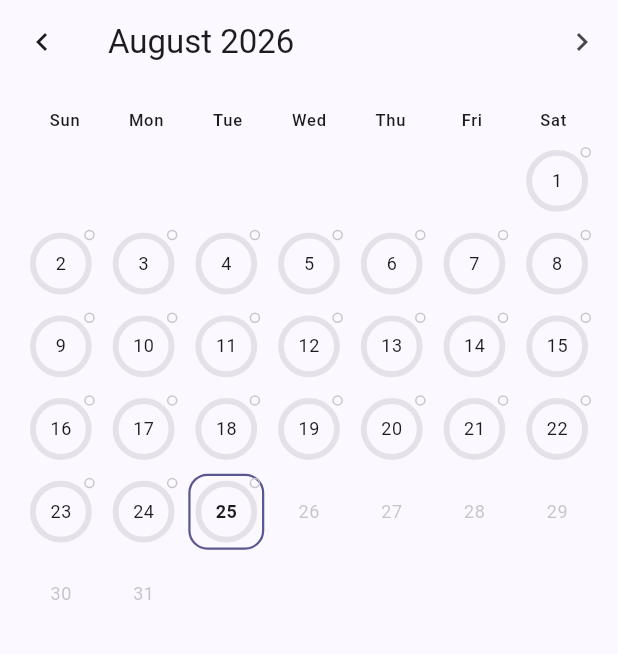
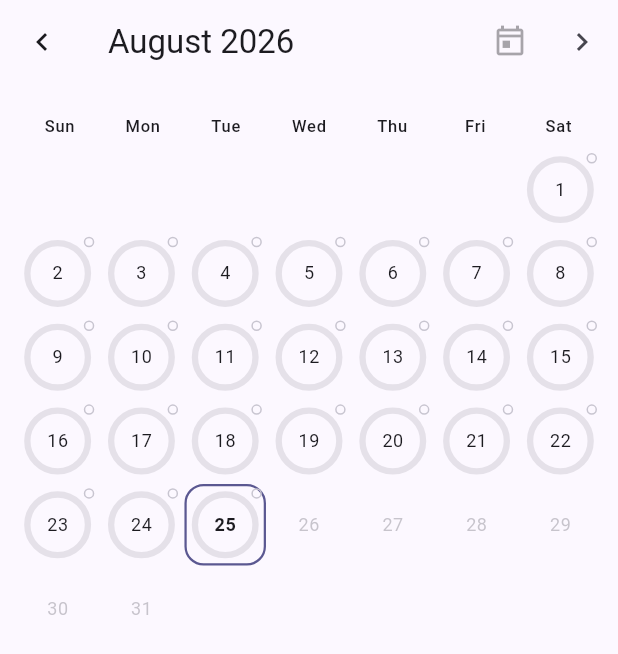
Before and after one commit to andychris/daylist, a Flutter app: the screen it shows after launch, after a tap on the "calendar month" icon, on a phone screen of 412 x 824 dp. Shown: the top 654 px of the screen. Run offline on Flutter 3.47's test engine with Material 3 defaults, Android fonts, the phone set to English and light mode, and no system bars; drawn by our look-alikes of flutter_animate; our stand-ins replace confetti, drift, drift_flutter, flutter_riverpod; accounts and stored records are empty; generated files the repository leaves out were written again.

Commit message:
Polish the calendar and add a current-streak counter
Calendar: swipe left/right between months, a jump-to-today action,
larger day-cell touch targets (tighter grid spacing), and
accessibility labels on day cells for screen readers. Added test
coverage for future-day rendering and December->January navigation
that was previously untested.

New streak counter (computeCurrentStreak): consecutive fully-completed
days ending today, or yesterday if today isn't done yet so an
in-progress day doesn't zero out an ongoing streak. Shown as a small
badge on both the home screen and calendar header.

Co-Authored-By: Claude Sonnet 5 <noreply@anthropic.com>

```diff
--- /dev/null
+++ b/lib/domain/streak.dart
@@ -0,0 +1,39 @@
+import 'date_utils.dart';
+import 'models/task_lifespan.dart';
+
+/// How far back to look when computing a streak — a bound so the query and
+/// walk stay cheap; a streak longer than this is already a rare milestone.
+const streakMaxLookbackDays = 400;
+
+/// The user's current daily-completion streak as of [today]: the number of
+/// consecutive days, walking backward, where every active task was
+/// completed. A day with no active tasks breaks the streak (there was
+/// nothing to complete, so it can't extend one).
+///
+/// An incomplete *today* doesn't zero out an otherwise-ongoing streak — the
+/// day isn't over yet, so the walk starts from yesterday in that case and
+/// today is left for the UI to show separately as "in progress."
+int computeCurrentStreak({
+  required DateTime today,
+  required List<TaskLifespan> tasks,
+  required Map<String, int> completedCountsByDate,
+}) {
+  bool isFullyDone(DateTime day) {
+    final activeCount = tasks
+        .where((t) => isTaskActiveOn(t.createdAt, t.archivedAt, day))
+        .length;
+    if (activeCount == 0) return false;
+    final completed = completedCountsByDate[formatLocalDate(day)] ?? 0;
+    return completed >= activeCount;
+  }
+
+  var day = isFullyDone(today) ? today : addDays(today, -1);
+
+  var streak = 0;
+  for (var i = 0; i < streakMaxLookbackDays; i++) {
+    if (!isFullyDone(day)) break;
+    streak++;
+    day = addDays(day, -1);
+  }
+  return streak;
+}
--- a/lib/providers/history_providers.dart
+++ b/lib/providers/history_providers.dart
@@ -6,6 +6,7 @@ import '../domain/date_utils.dart';
 import '../domain/models/checklist_item.dart';
 import '../domain/models/day_rings.dart';
 import '../domain/models/task_lifespan.dart';
+import '../domain/streak.dart';
 import 'database_provider.dart';
 import 'date_provider.dart';
 
@@ -91,3 +92,53 @@ final dayDetailProvider = StreamProvider.autoDispose
           .watch(historyRepositoryProvider)
           .watchChecklistForHistoricalDate(date);
     });
+
+final _streakTaskLifespansProvider = StreamProvider.autoDispose<List<TaskLifespan>>((
+  ref,
+) {
+  final today = ref.watch(currentLocalDateProvider);
+  return ref
+      .watch(historyRepositoryProvider)
+      .watchTaskLifespans(
+        rangeStart: addDays(today, -streakMaxLookbackDays),
+        rangeEnd: today,
+      );
+});
+
+final _streakCompletionCountsProvider = StreamProvider.autoDispose<Map<String, int>>((
+  ref,
+) {
+  final today = ref.watch(currentLocalDateProvider);
+  return ref
+      .watch(historyRepositoryProvider)
+      .watchCompletionCounts(
+        rangeStart: addDays(today, -streakMaxLookbackDays),
+        rangeEnd: today,
+      );
+});
+
+/// The user's current daily-completion streak, ending today (or yesterday,
+/// if today isn't fully done yet — see [computeCurrentStreak]).
+final currentStreakProvider = Provider.autoDispose<AsyncValue<int>>((ref) {
+  final tasksAsync = ref.watch(_streakTaskLifespansProvider);
+  final countsAsync = ref.watch(_streakCompletionCountsProvider);
+  final today = ref.watch(currentLocalDateProvider);
+
+  if (tasksAsync.isLoading || countsAsync.isLoading) {
+    return const AsyncValue.loading();
+  }
+  if (tasksAsync.hasError) {
+    return AsyncValue.error(tasksAsync.error!, tasksAsync.stackTrace!);
+  }
+  if (countsAsync.hasError) {
+    return AsyncValue.error(countsAsync.error!, countsAsync.stackTrace!);
+  }
+
+  return AsyncValue.data(
+    computeCurrentStreak(
+      today: today,
+      tasks: tasksAsync.value!,
+      completedCountsByDate: countsAsync.value!,
+    ),
+  );
+});
--- a/lib/ui/calendar/calendar_page.dart
+++ b/lib/ui/calendar/calendar_page.dart
@@ -5,6 +5,7 @@ import 'package:intl/intl.dart';
 
 import '../../providers/date_provider.dart';
 import '../../providers/history_providers.dart';
+import '../home/widgets/streak_badge.dart';
 import 'widgets/day_detail_sheet.dart';
 import 'widgets/month_grid.dart';
 
@@ -49,28 +50,64 @@ class _CalendarPageState extends ConsumerState<CalendarPage> {
     });
   }
 
+  void _goToToday() {
+    setState(() {
+      _visibleMonth = _normalize(DateTime.now());
+    });
+  }
+
+  // A horizontal fling faster than this (logical px/s) counts as a
+  // deliberate swipe rather than an incidental drag.
+  static const _swipeVelocityThreshold = 200.0;
+
+  void _handleHorizontalDragEnd(DragEndDetails details) {
+    final velocity = details.primaryVelocity ?? 0;
+    if (velocity <= -_swipeVelocityThreshold) {
+      _goToNextMonth();
+    } else if (velocity >= _swipeVelocityThreshold) {
+      _goToPreviousMonth();
+    }
+  }
+
   @override
   Widget build(BuildContext context) {
     final ringsAsync = ref.watch(monthRingsProvider(_visibleMonth));
     final today = ref.watch(currentLocalDateProvider);
+    final isCurrentMonth = _visibleMonth == _normalize(today);
 
     return Scaffold(
       appBar: AppBar(
         title: Text(DateFormat('MMMM yyyy').format(_visibleMonth)),
         leading: IconButton(
           icon: const Icon(Icons.chevron_left),
+          tooltip: 'Previous month',
           onPressed: _goToPreviousMonth,
         ),
         actions: [
           IconButton(
+            icon: const Icon(Icons.today_outlined),
+            tooltip: 'Jump to today',
+            onPressed: isCurrentMonth ? null : _goToToday,
+          ),
+          IconButton(
             icon: const Icon(Icons.chevron_right),
+            tooltip: 'Next month',
             onPressed: _goToNextMonth,
           ),
         ],
       ),
-      body: SingleChildScrollView(
-        padding: const EdgeInsets.all(16),
-        child: ringsAsync.when(
+      body: GestureDetector(
+        onHorizontalDragEnd: _handleHorizontalDragEnd,
+        child: SingleChildScrollView(
+          padding: const EdgeInsets.all(12),
+          child: Column(
+            crossAxisAlignment: CrossAxisAlignment.start,
+            children: [
+              const Padding(
+                padding: EdgeInsets.only(bottom: 8),
+                child: StreakBadge(),
+              ),
+              ringsAsync.when(
                 loading: () => const Padding(
                   padding: EdgeInsets.symmetric(vertical: 48),
                   child: Center(child: CircularProgressIndicator()),
@@ -89,6 +126,9 @@ class _CalendarPageState extends ConsumerState<CalendarPage> {
                   },
                 ),
               ),
+            ],
+          ),
+        ),
       ),
     );
   }
--- a/lib/ui/calendar/widgets/day_cell.dart
+++ b/lib/ui/calendar/widgets/day_cell.dart
@@ -1,5 +1,6 @@
 import 'package:flutter/material.dart';
 import 'package:flutter/services.dart';
+import 'package:intl/intl.dart';
 
 import '../../../domain/models/day_rings.dart';
 import 'day_cell_painter.dart';
@@ -18,11 +19,28 @@ class DayCell extends StatelessWidget {
   final bool isFuture;
   final VoidCallback onTap;
 
+  String _semanticsLabel() {
+    final dateLabel = DateFormat('EEEE, MMMM d').format(rings.date);
+    if (isFuture) return '$dateLabel, upcoming';
+
+    final parts = [
+      dateLabel,
+      if (isToday) 'today',
+      '${rings.completed} of ${rings.totalActive} tasks done',
+      rings.hasGoal ? 'goal set' : 'no goal set',
+    ];
+    return parts.join(', ');
+  }
+
   @override
   Widget build(BuildContext context) {
     final colorScheme = Theme.of(context).colorScheme;
 
-    return GestureDetector(
+    return Semantics(
+      label: _semanticsLabel(),
+      button: !isFuture,
+      excludeSemantics: true,
+      child: GestureDetector(
         // A future day hasn't happened yet — nothing to show detail for.
         onTap: isFuture
             ? null
@@ -80,6 +98,7 @@ class DayCell extends StatelessWidget {
             ],
           ),
         ),
+      ),
     );
   }
 }
--- a/lib/ui/calendar/widgets/month_grid.dart
+++ b/lib/ui/calendar/widgets/month_grid.dart
@@ -54,8 +54,8 @@ class MonthGrid extends StatelessWidget {
           padding: EdgeInsets.zero,
           gridDelegate: const SliverGridDelegateWithFixedCrossAxisCount(
             crossAxisCount: 7,
-            mainAxisSpacing: 6,
-            crossAxisSpacing: 6,
+            mainAxisSpacing: 3,
+            crossAxisSpacing: 3,
           ),
           itemCount: leadingBlanks + daysInMonth,
           itemBuilder: (context, index) {
--- a/lib/ui/home/home_page.dart
+++ b/lib/ui/home/home_page.dart
@@ -13,6 +13,7 @@ import 'widgets/add_task_sheet.dart';
 import 'widgets/checklist_item_tile.dart';
 import 'widgets/completion_celebration.dart';
 import 'widgets/progress_ring.dart';
+import 'widgets/streak_badge.dart';
 
 class HomePage extends ConsumerWidget {
   const HomePage({super.key});
@@ -49,11 +50,20 @@ class HomePage extends ConsumerWidget {
                   padding: const EdgeInsets.all(16.0),
                   child: Row(
                     mainAxisAlignment: MainAxisAlignment.spaceBetween,
+                    crossAxisAlignment: CrossAxisAlignment.center,
                     children: [
-                      Text(
-                        'Today',
-                        style: Theme.of(context).textTheme.headlineSmall
-                            ?.copyWith(fontWeight: FontWeight.bold),
+                      Column(
+                        crossAxisAlignment: CrossAxisAlignment.start,
+                        mainAxisSize: MainAxisSize.min,
+                        children: [
+                          Text(
+                            'Today',
+                            style: Theme.of(context).textTheme.headlineSmall
+                                ?.copyWith(fontWeight: FontWeight.bold),
+                          ),
+                          const SizedBox(height: 6),
+                          const StreakBadge(),
+                        ],
                       ),
                       ProgressRing(completed: completed, total: total),
                     ],
--- /dev/null
+++ b/lib/ui/home/widgets/streak_badge.dart
@@ -0,0 +1,42 @@
+import 'package:flutter/material.dart';
+import 'package:flutter_riverpod/flutter_riverpod.dart';
+
+import '../../../providers/history_providers.dart';
+
+/// A small "🔥 N" badge showing the current daily-completion streak. Renders
+/// nothing while loading/errored/zero — a 0-day streak isn't worth a badge.
+class StreakBadge extends ConsumerWidget {
+  const StreakBadge({super.key});
+
+  @override
+  Widget build(BuildContext context, WidgetRef ref) {
+    final streakAsync = ref.watch(currentStreakProvider);
+    final streak = streakAsync.valueOrNull;
+
+    if (streak == null || streak <= 0) return const SizedBox.shrink();
+
+    final colorScheme = Theme.of(context).colorScheme;
+
+    return Container(
+      padding: const EdgeInsets.symmetric(horizontal: 10, vertical: 4),
+      decoration: BoxDecoration(
+        color: colorScheme.primaryContainer,
+        borderRadius: BorderRadius.circular(16),
+      ),
+      child: Row(
+        mainAxisSize: MainAxisSize.min,
+        children: [
+          const Text('🔥', style: TextStyle(fontSize: 14)),
+          const SizedBox(width: 4),
+          Text(
+            '$streak-day streak',
+            style: Theme.of(context).textTheme.labelMedium?.copyWith(
+              color: colorScheme.onPrimaryContainer,
+              fontWeight: FontWeight.bold,
+            ),
+          ),
+        ],
+      ),
+    );
+  }
+}
```
Also changed, not shown: 3 other files. Lines whose indentation alone changed are shown as unchanged.
